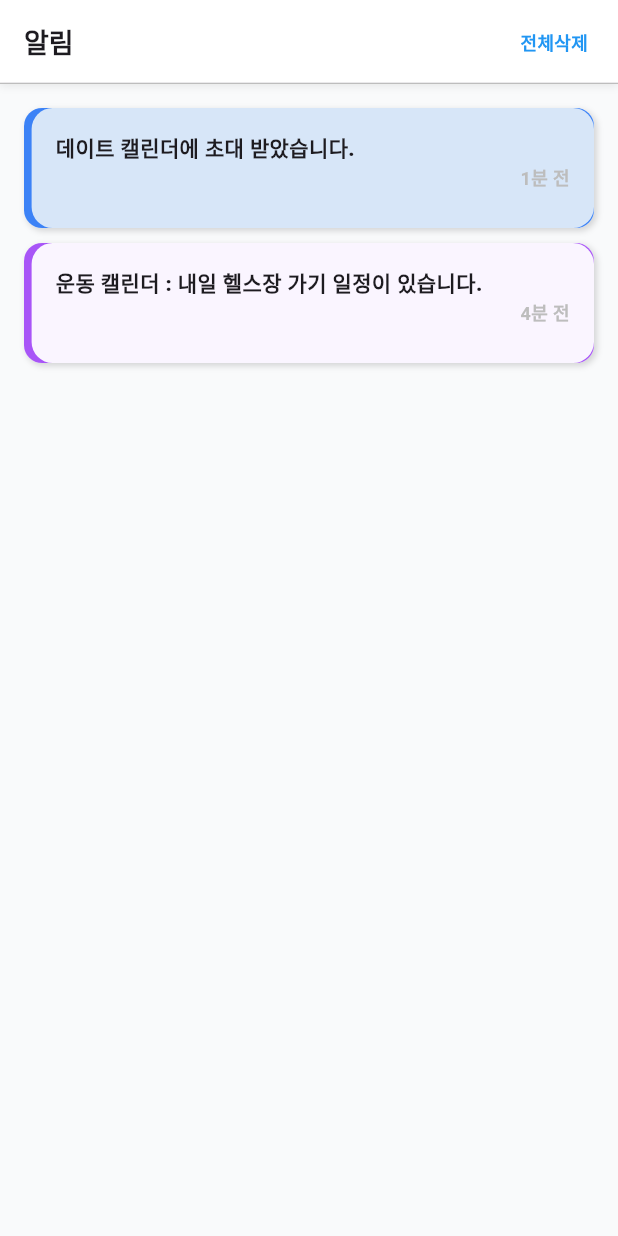
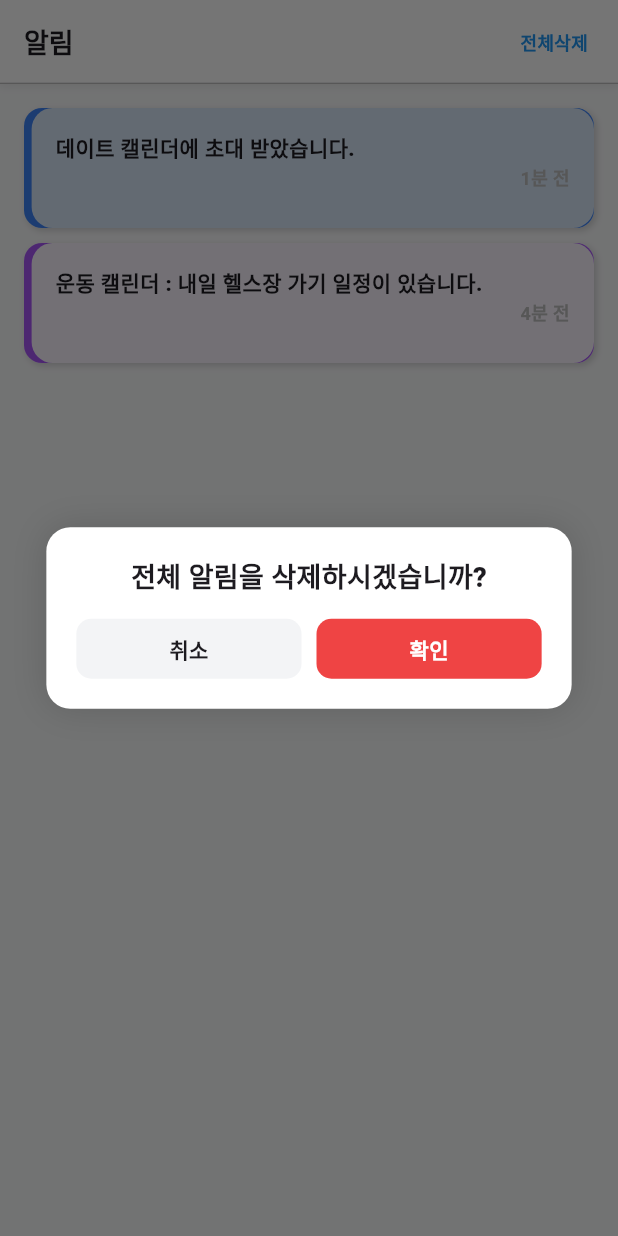
Before and after one commit to LIKELION-Android-BOOTCAMP-5th/FinalProject-DutyTable-ScheduleLab, a Flutter app: the NotificationScreen screen opened by its route, after a tap on "전체삭제", on a phone screen of 412 x 824 dp. Run offline on Flutter 3.47's test engine with Material 3 defaults, Android fonts, the phone set to English and light mode, and no system bars; our stand-ins replace go_router, google_sign_in, supabase_flutter, table_calendar; accounts and stored records are empty; project files that could hold a hidden picture were left out.

Commit message:
add all delete notification dialog

```diff
--- a/lib/features/notification/presentation/views/notification_screen.dart
+++ b/lib/features/notification/presentation/views/notification_screen.dart
@@ -1,5 +1,6 @@
 import 'package:dutytable/extensions.dart';
 import 'package:flutter/material.dart';
+import 'package:go_router/go_router.dart';
 
 class NotificationScreen extends StatelessWidget {
   /// 알림 화면
@@ -151,7 +152,13 @@ class _AppBar extends StatelessWidget implements PreferredSizeWidget {
           Padding(
             padding: const EdgeInsets.only(right: 20.0),
             child: GestureDetector(
-              onTap: () {},
+              onTap: () {
+                showDialog(
+                  barrierDismissible: false,
+                  context: context,
+                  builder: (_) => _AllDeleteDialog(),
+                );
+              },
               child: Text(
                 "전체삭제",
                 style: TextStyle(
@@ -170,3 +177,91 @@ class _AppBar extends StatelessWidget implements PreferredSizeWidget {
   @override
   Size get preferredSize => const Size.fromHeight(kToolbarHeight);
 }
+
+class _AllDeleteDialog extends StatelessWidget {
+  /// 알림 전체 삭제 다이얼로그
+  const _AllDeleteDialog({super.key});
+
+  @override
+  Widget build(BuildContext context) {
+    final size = MediaQuery.of(context).size;
+
+    return Center(
+      child: Material(
+        color: Colors.transparent,
+        child: Container(
+          width: size.width * 0.85,
+          padding: const EdgeInsets.symmetric(horizontal: 20, vertical: 20),
+          decoration: BoxDecoration(
+            color: Colors.white,
+            borderRadius: BorderRadius.circular(16),
+            boxShadow: [
+              BoxShadow(blurRadius: 20, color: Colors.black.withOpacity(0.15)),
+            ],
+          ),
+          child: Column(
+            mainAxisSize: MainAxisSize.min,
+            children: [
+              Text(
+                "전체 알림을 삭제하시겠습니까?",
+                style: TextStyle(fontSize: 18, fontWeight: FontWeight.w800),
+              ),
+
+              const SizedBox(height: 14),
+
+              Row(
+                children: [
+                  Expanded(
+                    child: GestureDetector(
+                      onTap: () => context.pop(),
+                      child: Container(
+                        decoration: BoxDecoration(
+                          color: Color(0xfff3f4f6),
+                          borderRadius: BorderRadius.circular(10),
+                        ),
+                        alignment: Alignment.center,
+                        padding: EdgeInsets.symmetric(vertical: 10),
+                        child: const Text(
+                          "취소",
+                          style: TextStyle(
+                            fontSize: 14,
+                            fontWeight: FontWeight.w600,
+                          ),
+                        ),
+                      ),
+                    ),
+                  ),
+
+                  const SizedBox(width: 10),
+
+                  Expanded(
+                    child: GestureDetector(
+                      /// TODO: 알림 전체(초대 및 리마인더) 삭제 API 연동 필요
+                      onTap: () {},
+                      child: Container(
+                        decoration: BoxDecoration(
+                          color: Color(0xffef4444),
+                          borderRadius: BorderRadius.circular(10),
+                        ),
+                        alignment: Alignment.center,
+                        padding: EdgeInsets.symmetric(vertical: 10),
+                        child: const Text(
+                          "확인",
+                          style: TextStyle(
+                            color: Colors.white,
+                            fontSize: 14,
+                            fontWeight: FontWeight.w600,
+                          ),
+                        ),
+                      ),
+                    ),
+                  ),
+                ],
+              ),
+            ],
+          ),
+        ),
+      ),
+    );
+  }
+}
```
